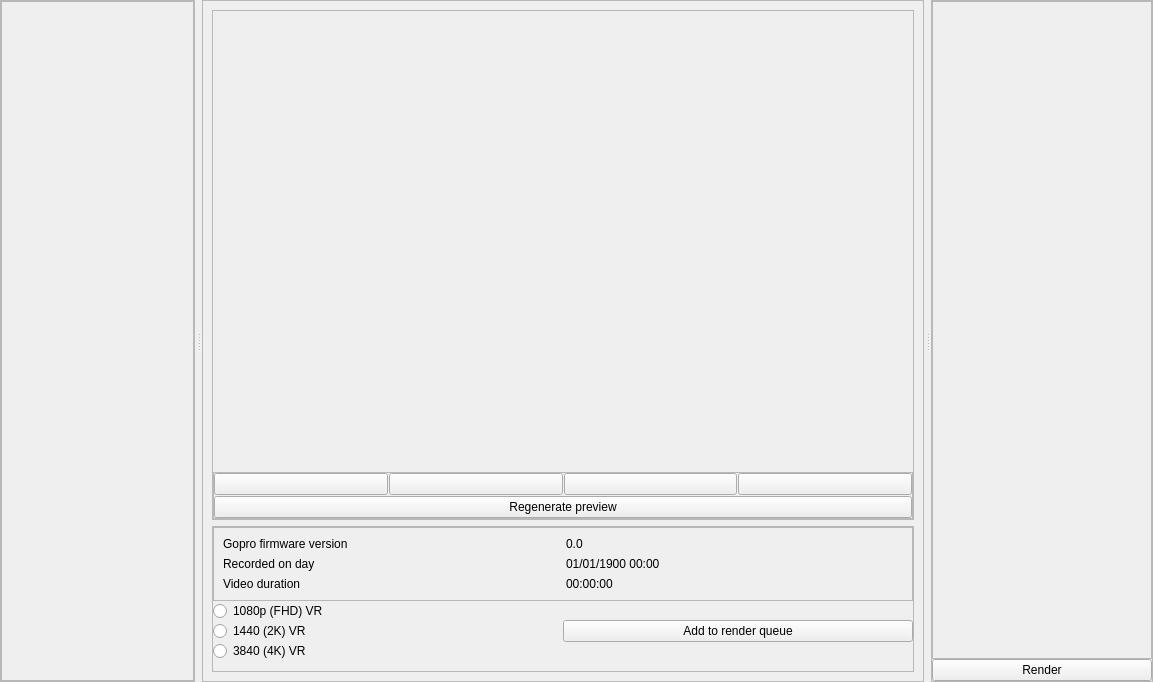
This is panes/editorpane.ui in victormac3000/Fusion_ffmpeg_studio as Qt 5 draws it before an edit. The edited form follows.
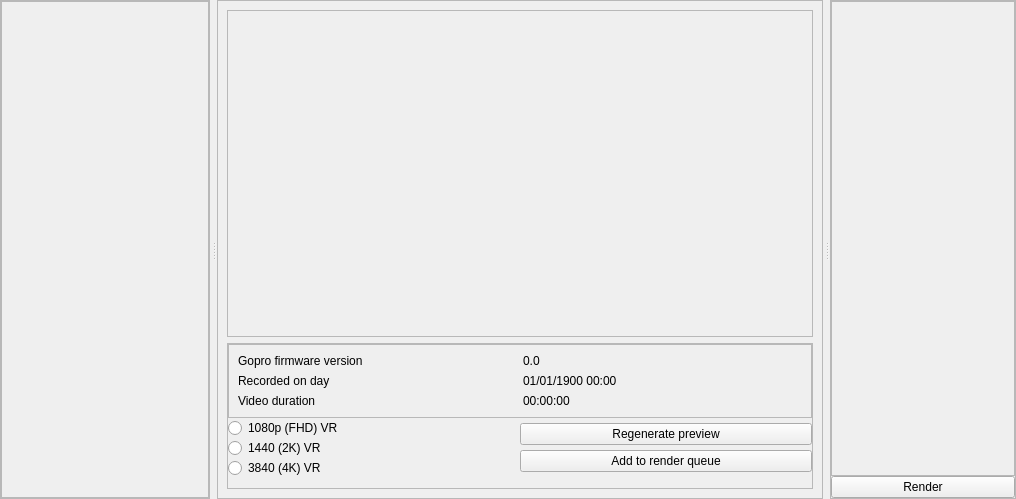
This is the edited form. Icons and pictures are not drawn.

Commit message: Normal equirectangular video player working

```diff
--- a/panes/editorpane.ui
+++ b/panes/editorpane.ui
@@ -6,8 +6,8 @@
    <rect>
     <x>0</x>
     <y>0</y>
-    <width>1153</width>
-    <height>682</height>
+    <width>1016</width>
+    <height>499</height>
    </rect>
   </property>
   <property name="windowTitle">
@@ -43,7 +43,7 @@
      <widget class="QFrame" name="videos_frame">
       <property name="minimumSize">
        <size>
-        <width>150</width>
+        <width>210</width>
         <height>0</height>
        </size>
       </property>
@@ -54,9 +54,6 @@
        <enum>QFrame::Raised</enum>
       </property>
       <layout class="QVBoxLayout" name="verticalLayout">
-       <property name="spacing">
-        <number>0</number>
-       </property>
        <property name="leftMargin">
         <number>0</number>
        </property>
@@ -77,18 +74,27 @@
          <property name="widgetResizable">
           <bool>true</bool>
          </property>
-         <widget class="QWidget" name="scrollAreaWidgetContents">
+         <property name="alignment">
+          <set>Qt::AlignLeading|Qt::AlignLeft|Qt::AlignTop</set>
+         </property>
+         <widget class="QWidget" name="videos_scroll_widget">
           <property name="geometry">
            <rect>
             <x>0</x>
             <y>0</y>
-            <width>169</width>
-            <height>678</height>
+            <width>206</width>
+            <height>495</height>
            </rect>
           </property>
-          <layout class="QVBoxLayout" name="verticalLayout_6">
-           <property name="spacing">
-            <number>0</number>
+          <property name="minimumSize">
+           <size>
+            <width>200</width>
+            <height>0</height>
+           </size>
+          </property>
+          <layout class="QGridLayout" name="gridLayout_2">
+           <property name="sizeConstraint">
+            <enum>QLayout::SetDefaultConstraint</enum>
            </property>
            <property name="leftMargin">
             <number>0</number>
@@ -102,16 +108,9 @@
            <property name="bottomMargin">
             <number>0</number>
            </property>
-           <item>
-            <layout class="QGridLayout" name="videos_layout">
-             <property name="sizeConstraint">
-              <enum>QLayout::SetMaximumSize</enum>
-             </property>
-             <property name="spacing">
-              <number>0</number>
-             </property>
-            </layout>
-           </item>
+           <property name="spacing">
+            <number>0</number>
+           </property>
           </layout>
          </widget>
         </widget>
@@ -131,7 +130,7 @@
       <property name="frameShadow">
        <enum>QFrame::Raised</enum>
       </property>
-      <layout class="QVBoxLayout" name="verticalLayout_2">
+      <layout class="QVBoxLayout" name="verticalLayout_2" stretch="10,0">
        <item>
         <widget class="QFrame" name="video_player_frame">
          <property name="frameShape">
@@ -140,7 +139,7 @@
          <property name="frameShadow">
           <enum>QFrame::Raised</enum>
          </property>
-         <layout class="QVBoxLayout" name="verticalLayout_5" stretch="100,0">
+         <layout class="QVBoxLayout" name="verticalLayout_5">
           <property name="spacing">
            <number>0</number>
           </property>
@@ -156,165 +155,6 @@
           <property name="bottomMargin">
            <number>0</number>
           </property>
-          <item>
-           <widget class="QFrame" name="media_player_frame">
-            <layout class="QVBoxLayout" name="verticalLayout_9">
-             <property name="spacing">
-              <number>0</number>
-             </property>
-             <property name="leftMargin">
-              <number>0</number>
-             </property>
-             <property name="topMargin">
-              <number>0</number>
-             </property>
-             <property name="rightMargin">
-              <number>0</number>
-             </property>
-             <property name="bottomMargin">
-              <number>0</number>
-             </property>
-             <item>
-              <layout class="QVBoxLayout" name="media_player_layout">
-               <property name="spacing">
-                <number>0</number>
-               </property>
-              </layout>
-             </item>
-            </layout>
-           </widget>
-          </item>
-          <item>
-           <widget class="QFrame" name="video_player_buttons_frame">
-            <property name="frameShape">
-             <enum>QFrame::StyledPanel</enum>
-            </property>
-            <property name="frameShadow">
-             <enum>QFrame::Raised</enum>
-            </property>
-            <layout class="QVBoxLayout" name="verticalLayout_10">
-             <property name="spacing">
-              <number>1</number>
-             </property>
-             <property name="leftMargin">
-              <number>0</number>
-             </property>
-             <property name="topMargin">
-              <number>0</number>
-             </property>
-             <property name="rightMargin">
-              <number>0</number>
-             </property>
-             <property name="bottomMargin">
-              <number>0</number>
-             </property>
-             <item>
-              <layout class="QHBoxLayout" name="video_player_controls_frame">
-               <property name="leftMargin">
-                <number>0</number>
-               </property>
-               <property name="bottomMargin">
-                <number>0</number>
-               </property>
-               <item>
-                <widget class="QPushButton" name="play_button">
-                 <property name="styleSheet">
-                  <string notr="true"/>
-                 </property>
-                 <property name="text">
-                  <string/>
-                 </property>
-                 <property name="icon">
-                  <iconset resource="../Resources/Resources.qrc">
-                   <normaloff>:/Images/MediaPlayer/Play.png</normaloff>:/Images/MediaPlayer/Play.png</iconset>
-                 </property>
-                 <property name="iconSize">
-                  <size>
-                   <width>30</width>
-                   <height>30</height>
-                  </size>
-                 </property>
-                 <property name="checkable">
-                  <bool>false</bool>
-                 </property>
-                 <property name="autoDefault">
-                  <bool>false</bool>
-                 </property>
-                 <property name="default">
-                  <bool>false</bool>
-                 </property>
-                 <property name="flat">
-                  <bool>false</bool>
-                 </property>
-                </widget>
-               </item>
-               <item>
-                <widget class="QPushButton" name="left_button">
-                 <property name="text">
-                  <string/>
-                 </property>
-                 <property name="icon">
-                  <iconset resource="../Resources/Resources.qrc">
-                   <normaloff>:/Images/MediaPlayer/Left.png</normaloff>:/Images/MediaPlayer/Left.png</iconset>
-                 </property>
-                 <property name="iconSize">
-                  <size>
-                   <width>30</width>
-                   <height>30</height>
-                  </size>
-                 </property>
-                </widget>
-               </item>
-               <item>
-                <widget class="QPushButton" name="pause_button">
-                 <property name="text">
-                  <string/>
-                 </property>
-                 <property name="icon">
-                  <iconset resource="../Resources/Resources.qrc">
-                   <normaloff>:/Images/MediaPlayer/Pause.png</normaloff>:/Images/MediaPlayer/Pause.png</iconset>
-                 </property>
-                 <property name="iconSize">
-                  <size>
-                   <width>30</width>
-                   <height>30</height>
-                  </size>
-                 </property>
-                </widget>
-               </item>
-               <item>
-                <widget class="QPushButton" name="right_button">
-                 <property name="text">
-                  <string/>
-                 </property>
-                 <property name="icon">
-                  <iconset resource="../Resources/Resources.qrc">
-                   <normaloff>:/Images/MediaPlayer/Right.png</normaloff>:/Images/MediaPlayer/Right.png</iconset>
-                 </property>
-                 <property name="iconSize">
-                  <size>
-                   <width>30</width>
-                   <height>30</height>
-                  </size>
-                 </property>
-                </widget>
-               </item>
-              </layout>
-             </item>
-             <item>
-              <layout class="QHBoxLayout" name="video_player_actions_frame">
-               <item>
-                <widget class="QPushButton" name="generate_preview_button">
-                 <property name="text">
-                  <string>Regenerate preview</string>
-                 </property>
-                </widget>
-               </item>
-              </layout>
-             </item>
-            </layout>
-           </widget>
-          </item>
          </layout>
         </widget>
        </item>
@@ -430,11 +270,22 @@
              </layout>
             </item>
             <item>
-             <widget class="QPushButton" name="pushButton">
-              <property name="text">
-               <string>Add to render queue</string>
-              </property>
-             </widget>
+             <layout class="QVBoxLayout" name="verticalLayout_11">
+              <item>
+               <widget class="QPushButton" name="generate_preview_button">
+                <property name="text">
+                 <string>Regenerate preview</string>
+                </property>
+               </widget>
+              </item>
+              <item>
+               <widget class="QPushButton" name="pushButton">
+                <property name="text">
+                 <string>Add to render queue</string>
+                </property>
+               </widget>
+              </item>
+             </layout>
             </item>
            </layout>
           </item>
@@ -482,10 +333,11 @@
            <rect>
             <x>0</x>
             <y>0</y>
-            <width>179</width>
-            <height>646</height>
+            <width>154</width>
+            <height>463</height>
            </rect>
           </property>
+          <layout class="QVBoxLayout" name="verticalLayout_6"/>
          </widget>
         </widget>
        </item>
```
Left out of the diff: 6 changed lines with no effect on the pictures. The commit also changes 31 other files.
